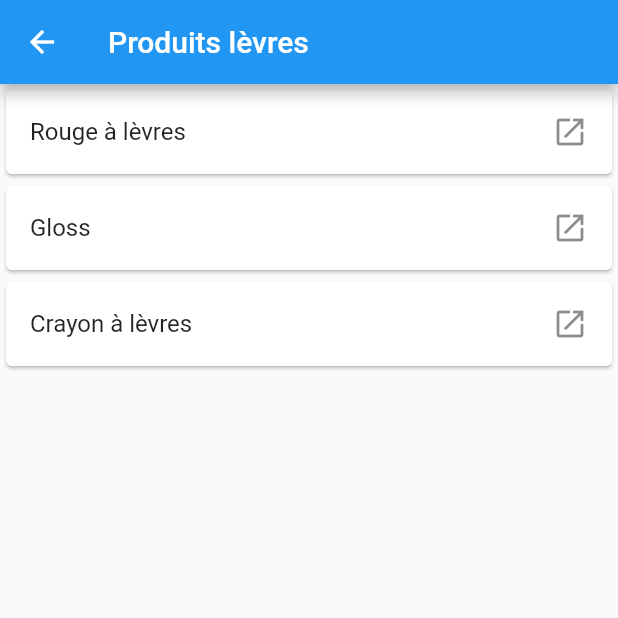
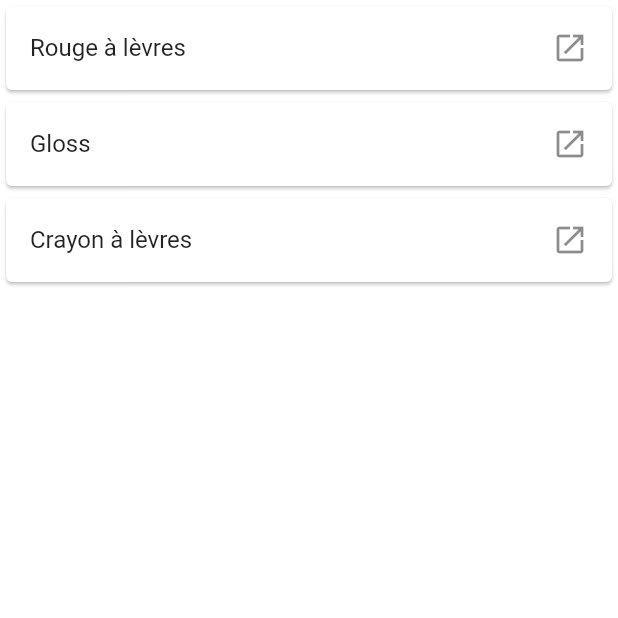
Before and after one commit to thaisbrun/get_ready, a Flutter app: the screen it shows after launch, after a tap on "Page lèvres", on a phone screen of 412 x 824 dp, the top half of it. Run offline on Flutter 3.47's test engine with Material 2 defaults, Android fonts, the phone set to English and light mode, and no system bars.

Commit message:
Auto-formation du 25/06

```diff
--- a/lib/main.dart
+++ b/lib/main.dart
@@ -1,17 +1,61 @@
 import 'package:flutter/material.dart';
 import 'package:get_ready/pages/homePage.dart';
+import 'package:get_ready/pages/lipsPage.dart';
 //Cette fonction permet de démarrer mon application
 void main() {
   runApp(const MyApp());
 }
 //Permet de mettre une page static (readonly)
-class MyApp extends StatelessWidget {
+class MyApp extends StatefulWidget {
   const MyApp({Key? key}) : super(key: key);
+
+  @override
+  State<MyApp> createState() => _MyAppState();
+}
+
+class _MyAppState extends State<MyApp> {
+
+  int _currentIndex = 0;
+
+  void _setCurrentIndex(int index){
+    setState(() {
+      _currentIndex = index;
+    });
+  }
 
   @override
   Widget build(BuildContext context) {
     return MaterialApp(
-      home: HomePage(),
+      home: Scaffold(
+        appBar: AppBar(
+          title:Text("Get Ready"),
+        ),
+        body: [
+          HomePage(),
+          LipsPage(),
+          LipsPage() //A changer
+        ][_currentIndex],
+        bottomNavigationBar: BottomNavigationBar(
+          currentIndex: _currentIndex,
+          onTap: _setCurrentIndex,
+          selectedItemColor: Colors.pink,
+          elevation:10,
+          items: const <BottomNavigationBarItem>[
+            BottomNavigationBarItem(
+              icon: Icon(Icons.home),
+              label: 'Accueil',
+            ),
+            BottomNavigationBarItem(
+              icon: Icon(Icons.shopping_bag),
+              label: 'Mon panier',
+            ),
+            BottomNavigationBarItem(
+              icon: Icon(Icons.person),
+              label: 'Mon compte',
+            ),
+          ],
+        ),
+      ),
     );
   }
 }
--- a/lib/pages/homePage.dart
+++ b/lib/pages/homePage.dart
@@ -8,12 +8,8 @@ class HomePage extends StatelessWidget {
 
   @override
   Widget build(BuildContext context) {
-    return Scaffold(
-      appBar: AppBar(
-        title: const Text("Get Ready"),
-      ),
-      body: Center(
-        child:Column(
+    return Center(
+      child: Column(
         mainAxisAlignment: MainAxisAlignment.center,
         children: [
           Image.asset("assets/images/imageTest.jpg"),
@@ -23,13 +19,14 @@ Widget build(BuildContext context) {
               fontSize: 24,
             ),
           ),
-            const Text("Rouge à lèvres, fard à paupières, fond de teint, blush...",
+          const Text(
+            "Rouge à lèvres, fard à paupières, fond de teint, blush...",
             style: TextStyle(
               fontSize: 24,
               fontFamily: 'Avenir',
             ),
           ),
-            Padding(padding: EdgeInsets.only(top:20)),
+          Padding(padding: EdgeInsets.only(top: 20)),
           ElevatedButton.icon(
             style: ButtonStyle(
               padding: MaterialStatePropertyAll(EdgeInsets.all(20)),
@@ -39,17 +36,18 @@ Widget build(BuildContext context) {
               Navigator.push(
                   context,
                   PageRouteBuilder(
-                        pageBuilder: (_,__,___) => LipsPage()
+                      pageBuilder: (_, __, ___) => LipsPage()
                   )
               );
             },
             label: Text("Page lèvres",
               style: TextStyle(
                   fontSize: 20
-                ),), icon: Icon(Icons.abc_outlined),)
+              ),
+            ), icon: Icon(Icons.abc_outlined),)
         ],
-        ),
       ),
     );
 }
+
 }
--- a/lib/pages/lipsPage.dart
+++ b/lib/pages/lipsPage.dart
@@ -6,31 +6,28 @@ class LipsPage extends StatefulWidget {
   @override
   State<LipsPage> createState() => _LipsPageState();
 }
-class _LipsPageState extends State<LipsPage>{
+class _LipsPageState extends State<LipsPage> {
   final lipsproducts = [
     {
-      "product" : "Rouge à lèvres"
+      "product": "Rouge à lèvres"
     },
     {
-      "product" : "Gloss"
+      "product": "Gloss"
     },
     {
-      "product" : "Crayon à lèvres"
+      "product": "Crayon à lèvres"
     }
   ];
+
   @override
-  Widget build(BuildContext context){
-      return Scaffold(
-        appBar: AppBar(
-          title:Text("Produits lèvres"),
-        ),
-        body: Center(
-          child:ListView.builder(
+  Widget build(BuildContext context) {
+    return Center(
+      child: ListView.builder(
           itemCount: lipsproducts.length,
-            itemBuilder: (context,index){
+          itemBuilder: (context, index) {
             final lipsProduct = lipsproducts[index];
             final product = lipsProduct['product'];
-              return  Card(
+            return Card(
               child: ListTile(
                 title: Text('$product'),
                 trailing: Icon(Icons.open_in_new),
@@ -38,7 +35,6 @@ class _LipsPageState extends State<LipsPage>{
             );
           }
       ),
-        ),
     );
   }
 }
```
Lines whose indentation alone changed are shown as unchanged.
